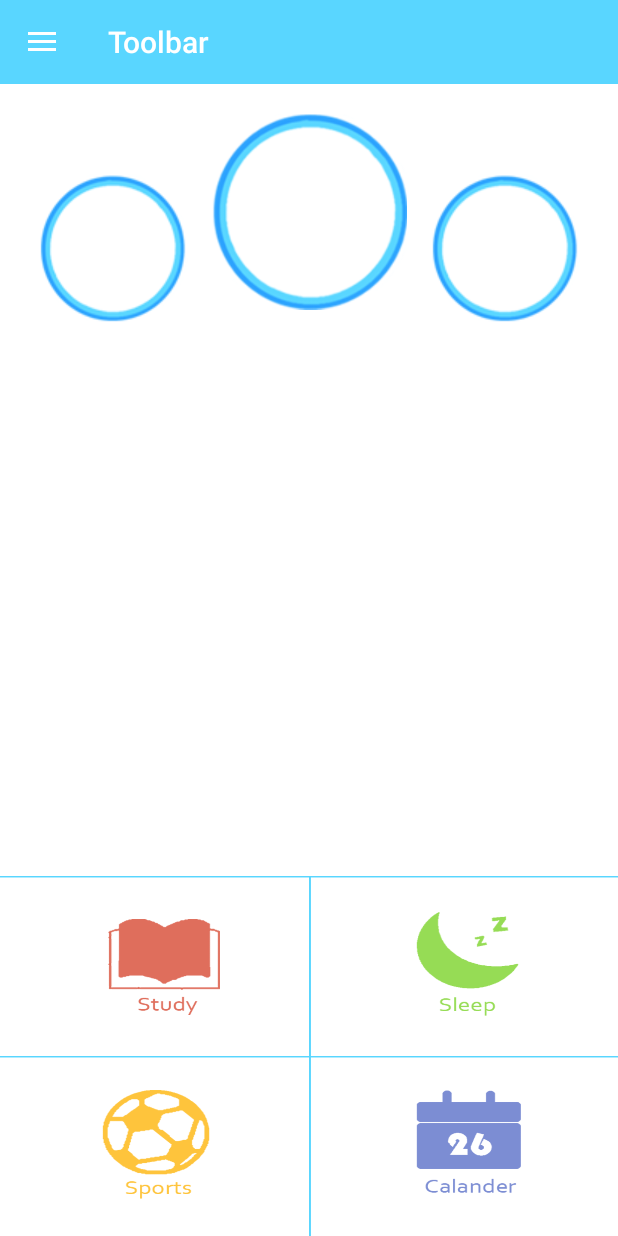
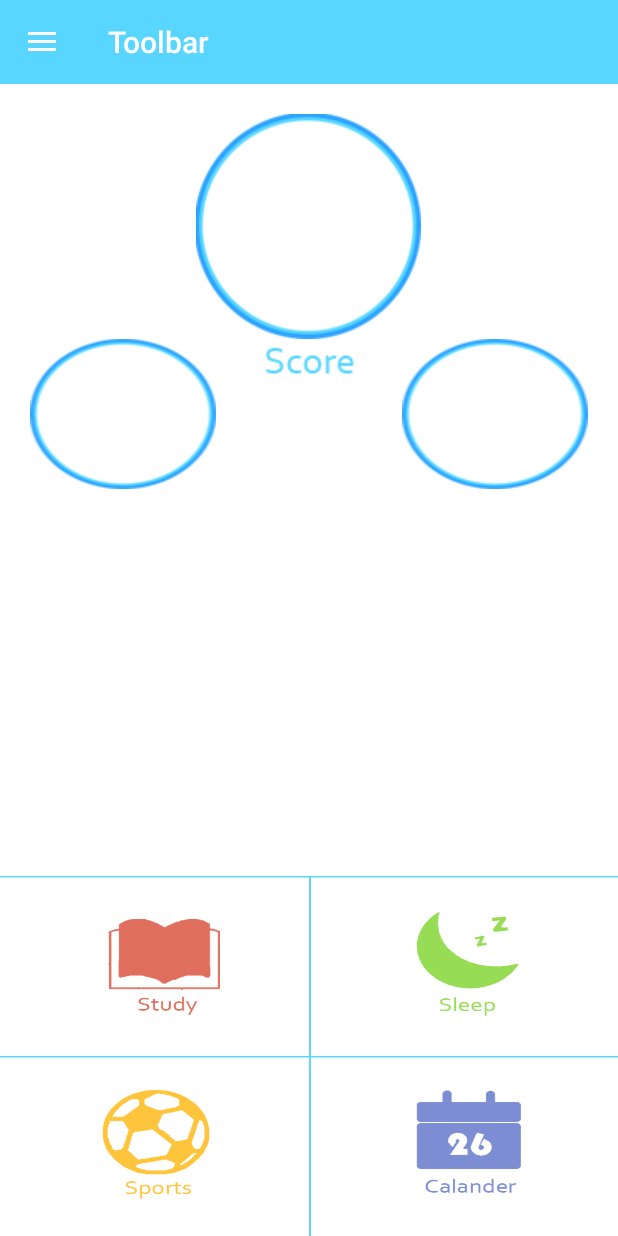
Before and after one commit to vannahz/CurveWrecker, an Android app: the screen it shows after launch (MainActivity), on a phone screen of 412 x 824 dp. Run offline under Robolectric (Android 15) with nearby library versions, the phone set to English and light mode, and no system bars.

Commit message:
首页布局完善版

```diff
--- a/app/src/main/res/layout/main_content.xml
+++ b/app/src/main/res/layout/main_content.xml
@@ -10,25 +10,36 @@
     <LinearLayout
         android:layout_width="match_parent"
         android:layout_height="wrap_content"
-        android:layout_margin="10dip"
+        android:layout_margin="20dp"
+        android:orientation="vertical">
+
+        <TextView android:id="@+id/score"
+            android:layout_width="wrap_content"
+            android:layout_height="wrap_content"
+            android:layout_gravity="center"
+            android:layout_weight="1"
+            android:background="@drawable/circle_1"/>
+        <LinearLayout
+            android:layout_width="match_parent"
+            android:layout_height="match_parent"
+            android:layout_gravity="center"
             android:orientation="horizontal">
-        <ImageView android:id="@+id/sleep"
-            android:layout_width="match_parent"
-            android:layout_height="wrap_content"
-            android:layout_gravity="bottom"
-            android:layout_weight="1"
-            android:src="@drawable/circle_2"/>
-        <ImageView android:id="@+id/score"
+            <TextView android:id="@+id/sleep"
                 android:layout_width="match_parent"
                 android:layout_height="wrap_content"
                 android:layout_weight="1"
-            android:src="@drawable/circle_1"/>
-        <ImageView android:id="@+id/yesterday"
+                android:background="@drawable/circle_2"/>
+            <ImageView
                 android:layout_width="match_parent"
                 android:layout_height="wrap_content"
-            android:layout_gravity="bottom"
                 android:layout_weight="1"
-            android:src="@drawable/circle_2"/>
+                android:src="@drawable/score_text"/>
+            <TextView android:id="@+id/yesterday"
+                android:layout_width="match_parent"
+                android:layout_height="wrap_content"
+                android:layout_weight="1"
+                android:background="@drawable/circle_2"/>
+        </LinearLayout>
     </LinearLayout>
 
     <LinearLayout
```
Also changed, not shown: app/src/main/res/drawable/circle_1.png, app/src/main/res/drawable/circle_2.png, app/src/main/res/drawable/score_text.png (added). Lines whose indentation alone changed are shown as unchanged.
